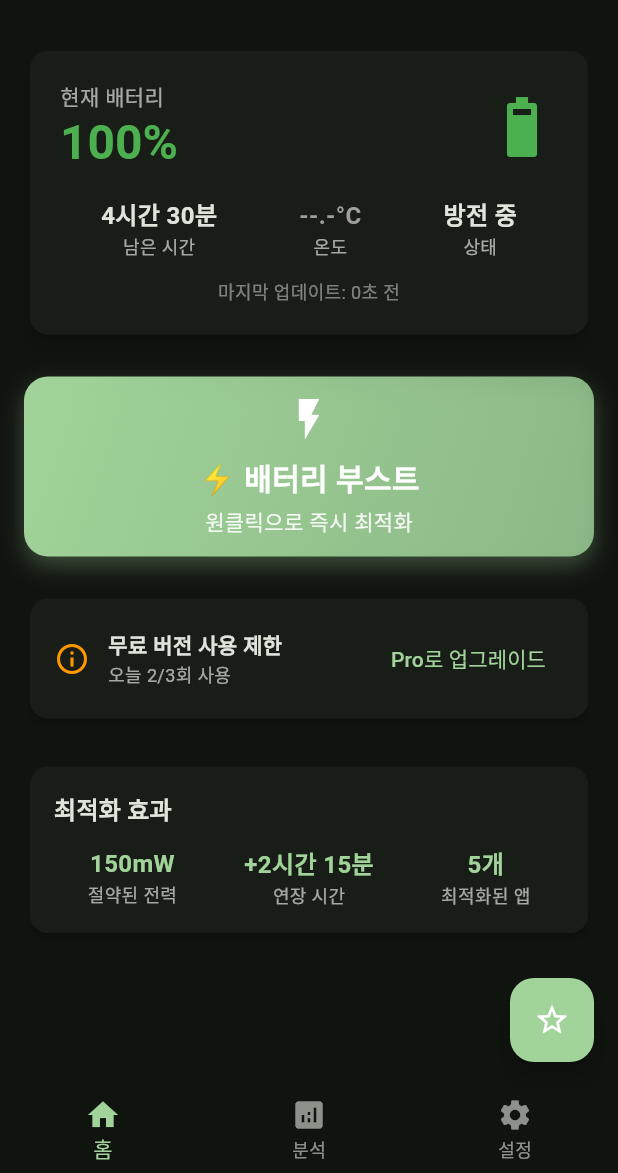
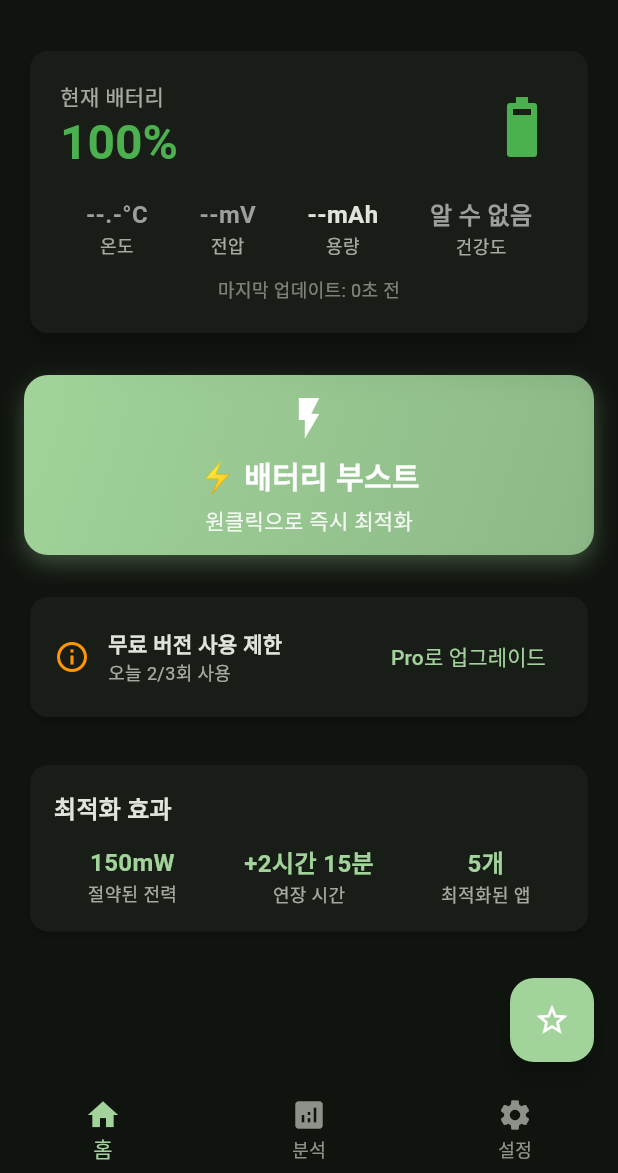
Before and after one commit to rbtc2/BatteryPal, a Flutter app: the screen it shows after launch, on a phone screen of 412 x 824 dp, the part 63-1236 px from its top. Run offline on Flutter 3.47's test engine with Material 3 defaults, Android fonts, the phone set to English and light mode, and no system bars; our stand-ins replace battery_plus.

Commit message:
홈화면ui개선

```diff
--- a/lib/main.dart
+++ b/lib/main.dart
@@ -271,16 +271,55 @@ class _HomeTabState extends State<HomeTab> {
             ),
             const SizedBox(height: 16),
 
-            // 배터리 정보
+            // 배터리 정보 (4개 항목으로 확장)
             Row(
               mainAxisAlignment: MainAxisAlignment.spaceAround,
               children: [
-                _buildInfoItem('남은 시간', '$remainingHours시간 $remainingMinutes분'),
                 _buildInfoItem('온도', _batteryInfo?.formattedTemperature ?? '--.-°C',
                     valueColor: _batteryInfo?.temperatureColor),
-                _buildInfoItem('상태', _batteryInfo?.stateText ?? '알 수 없음'),
+                _buildInfoItem('전압', _batteryInfo?.formattedVoltage ?? '--mV',
+                    valueColor: _batteryInfo?.voltageColor),
+                _buildInfoItem('용량', _batteryInfo?.formattedCapacity ?? '--mAh'),
+                _buildInfoItem('건강도', _batteryInfo?.healthText ?? '알 수 없음',
+                    valueColor: _batteryInfo?.healthColor),
               ],
             ),
+
+            // 충전 정보 섹션
+            if (_batteryInfo != null && _batteryInfo!.isCharging) ...[
+              const SizedBox(height: 16),
+              Container(
+                padding: const EdgeInsets.all(12),
+                decoration: BoxDecoration(
+                  color: Theme.of(context).colorScheme.primary.withValues(alpha: 0.1),
+                  borderRadius: BorderRadius.circular(12),
+                  border: Border.all(
+                    color: Theme.of(context).colorScheme.primary.withValues(alpha: 0.3),
+                    width: 1,
+                  ),
+                ),
+                child: Row(
+                  children: [
+                    Icon(
+                      Icons.bolt,
+                      color: Theme.of(context).colorScheme.primary,
+                      size: 20,
+                    ),
+                    const SizedBox(width: 8),
+                    Expanded(
+                      child: Text(
+                        _batteryInfo!.chargingStatusText,
+                        style: TextStyle(
+                          color: Theme.of(context).colorScheme.primary,
+                          fontWeight: FontWeight.w600,
+                          fontSize: 14,
+                        ),
+                      ),
+                    ),
+                  ],
+                ),
+              ),
+            ],
 
             // 마지막 업데이트 시간
             if (_batteryInfo != null)
--- a/lib/services/battery_service.dart
+++ b/lib/services/battery_service.dart
@@ -68,6 +68,7 @@ class BatteryService {
       final voltage = await NativeBatteryService.getBatteryVoltage();
       final capacity = await NativeBatteryService.getBatteryCapacity();
       final health = await NativeBatteryService.getBatteryHealth();
+      final chargingInfo = await NativeBatteryService.getChargingInfo();
 
       _currentBatteryInfo = BatteryInfo(
         level: preciseLevel,
@@ -77,6 +78,9 @@ class BatteryService {
         voltage: voltage,
         capacity: capacity,
         health: health,
+        chargingType: chargingInfo['chargingType'] ?? 'Unknown',
+        chargingCurrent: chargingInfo['chargingCurrent'] ?? -1,
+        isCharging: chargingInfo['isCharging'] ?? false,
       );
 
       _batteryInfoController.add(_currentBatteryInfo!);
@@ -108,6 +112,9 @@ class BatteryInfo {
   final int voltage; // 배터리 전압 (mV)
   final int capacity; // 배터리 용량
   final int health; // 배터리 건강도
+  final String chargingType; // 충전 방식 (AC/USB/Wireless)
+  final int chargingCurrent; // 충전 전류 (mA)
+  final bool isCharging; // 충전 중 여부
 
   BatteryInfo({
     required this.level,
@@ -117,6 +124,9 @@ class BatteryInfo {
     required this.voltage,
     required this.capacity,
     required this.health,
+    required this.chargingType,
+    required this.chargingCurrent,
+    required this.isCharging,
   });
 
   /// 배터리 레벨을 정확하게 포맷팅 (소수점이 의미가 있을 때만 표시)
@@ -151,6 +161,28 @@ class BatteryInfo {
     }
   }
 
+  /// 충전 방식 텍스트 변환
+  String get chargingTypeText {
+    switch (chargingType) {
+      case 'AC': return 'AC 충전';
+      case 'USB': return 'USB 충전';
+      case 'Wireless': return '무선 충전';
+      default: return '알 수 없음';
+    }
+  }
+
+  /// 충전 전류 포맷팅
+  String get formattedChargingCurrent {
+    if (chargingCurrent < 0) return '--mA';
+    return '${chargingCurrent}mA';
+  }
+
+  /// 충전 상태 요약
+  String get chargingStatusText {
+    if (!isCharging) return '방전 중';
+    return '$chargingTypeText ($formattedChargingCurrent)';
+  }
+
   /// 배터리 상태를 한국어로 변환
   String get stateText {
     switch (state) {
@@ -181,6 +213,23 @@ class BatteryInfo {
     return Colors.red; // 위험 온도
   }
 
+  /// 배터리 전압에 따른 색상 반환
+  Color get voltageColor {
+    if (voltage < 0) return Colors.grey; // 전압 정보 없음
+    if (voltage >= 3600 && voltage <= 4200) return Colors.green; // 정상 범위
+    if (voltage < 3600 || voltage > 4200) return Colors.orange; // 주의 범위
+    return Colors.red; // 위험 범위
+  }
+
+  /// 배터리 건강도에 따른 색상 반환
+  Color get healthColor {
+    switch (health) {
+      case 2: return Colors.green; // 양호
+      case 3: case 4: case 5: case 6: case 7: return Colors.red; // 문제 있음
+      default: return Colors.grey; // 알 수 없음
+    }
+  }
+
   /// 배터리 레벨에 따른 아이콘 반환
   IconData get levelIcon {
     if (level > 75) return Icons.battery_6_bar;
--- a/lib/services/native_battery_service.dart
+++ b/lib/services/native_battery_service.dart
@@ -64,4 +64,22 @@ class NativeBatteryService {
       return -1.0;
     }
   }
+
+  /// 충전 정보 가져오기
+  static Future<Map<String, dynamic>> getChargingInfo() async {
+    try {
+      final Map<dynamic, dynamic> chargingInfo = await _channel.invokeMethod('getChargingInfo');
+      debugPrint('네이티브 충전 정보: $chargingInfo');
+      return Map<String, dynamic>.from(chargingInfo);
+    } catch (e) {
+      debugPrint('충전 정보 가져오기 실패: $e');
+      return {
+        'chargingType': 'Unknown',
+        'chargingCurrent': -1,
+        'currentNow': -1,
+        'currentAverage': -1,
+        'isCharging': false,
+      };
+    }
+  }
 }
```
Also changed, not shown: 1 other file.
